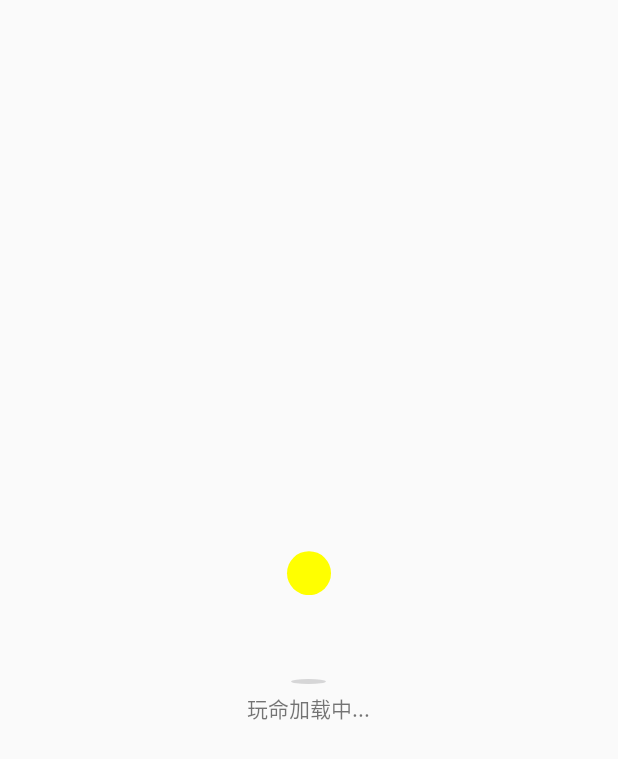
After one commit to sankemao/CustomView, an Android app: the ElemeLoadingViewActivity screen opened directly, with no data from a screen before it, on a phone screen of 412 x 824 dp. The commit adds this screen. Shown: the top 759 px of the screen. Run offline under Robolectric (Android 15) with nearby library versions, the phone set to English and light mode, and no system bars; our stand-ins replace ButterKnife.

Commit message:
LoadingView完成(花束+饿了么)

```diff
--- a/app/src/main/AndroidManifest.xml
+++ b/app/src/main/AndroidManifest.xml
@@ -32,7 +32,7 @@
         </activity>
         <activity android:name=".ui.CircleProgressBarActivity">
         </activity>
-        <activity android:name=".ui.ShapeViewActivity">
+        <activity android:name=".ui.ElemeLoadingViewActivity">
         </activity>
         <activity android:name=".ui.AliLoadingActivity">
         </activity>
--- /dev/null
+++ b/app/src/main/java/com/pronetway/customview/custom/elemeloadingview/LoadingView.java
@@ -0,0 +1,163 @@
+package com.pronetway.customview.custom.elemeloadingview;
+
+import android.animation.Animator;
+import android.animation.AnimatorListenerAdapter;
+import android.animation.AnimatorSet;
+import android.animation.ObjectAnimator;
+import android.content.Context;
+import android.content.res.TypedArray;
+import android.support.annotation.Nullable;
+import android.util.AttributeSet;
+import android.util.TypedValue;
+import android.view.View;
+import android.view.ViewGroup;
+import android.view.ViewParent;
+import android.view.animation.AccelerateInterpolator;
+import android.view.animation.DecelerateInterpolator;
+import android.widget.LinearLayout;
+
+import com.pronetway.customview.R;
+
+
+/**
+ * Description: 饿了么加载数据动画
+ * Create Time:2017/12/31.16:48
+ * Author:jin
+ * Email:210980059@qq.com
+ */
+public class LoadingView extends LinearLayout {
+
+    private View mShadowView;
+    private ShapeView mShapeView;
+    private int mShapeViewDistance;
+    private final long ANIMATOR_DURATION = 350;
+    private boolean isStopAnimator = false;
+
+    public LoadingView(Context context) {
+        this(context, null);
+    }
+
+    public LoadingView(Context context, @Nullable AttributeSet attrs) {
+        this(context, attrs, 0);
+    }
+
+    public LoadingView(Context context, @Nullable AttributeSet attrs, int defStyleAttr) {
+        super(context, attrs, defStyleAttr);
+
+        initLayout();
+    }
+
+    /**
+     * 初始化加载布局
+     */
+    private void initLayout() {
+        mShapeViewDistance = dp2px(80);
+
+        inflate(getContext(), R.layout.eleme_ui_loading_view, this);
+        mShadowView = findViewById(R.id.shadow_view);
+        mShapeView = (ShapeView) findViewById(R.id.shape_view);
+
+        post(new Runnable() {
+            @Override
+            public void run() {
+                startFailAnimator();
+            }
+        });
+    }
+
+    private int dp2px(int dip) {
+        return (int) TypedValue.applyDimension(TypedValue.COMPLEX_UNIT_DIP, dip, getResources().getDisplayMetrics());
+    }
+
+    /**
+     * 开始下落
+     */
+    private void startFailAnimator() {
+        if (isStopAnimator) {
+            return;
+        }
+        ObjectAnimator shapeViewAnimator = ObjectAnimator.ofFloat(mShapeView, "translationY", 0, mShapeViewDistance);
+        ObjectAnimator shadowViewAnimator = ObjectAnimator.ofFloat(mShadowView, "scaleX", 1, 0.3f);
+
+        AnimatorSet set = new AnimatorSet();
+        set.setDuration(ANIMATOR_DURATION);
+        set.setInterpolator(new AccelerateInterpolator());
+        set.playTogether(shadowViewAnimator, shapeViewAnimator);
+        set.addListener(new AnimatorListenerAdapter() {
+            @Override
+            public void onAnimationEnd(Animator animation) {
+                //改变形状
+                mShapeView.exChange();
+                //下落玩上抛, 监听动画执行完毕
+                startUpAnimator();
+            }
+        });
+        set.start();
+    }
+
+    /**
+     * 上抛动画
+     */
+    private void startUpAnimator() {
+        if (isStopAnimator) {
+            return;
+        }
+        ObjectAnimator shapeViewAnimator = ObjectAnimator.ofFloat(mShapeView, "translationY", mShapeViewDistance, 0);
+        ObjectAnimator shadowViewAnimator = ObjectAnimator.ofFloat(mShadowView, "scaleX", 0.3f, 1f);
+        ObjectAnimator rotationAnimator = getRotationAnimator();
+
+        AnimatorSet set = new AnimatorSet();
+        set.setInterpolator(new DecelerateInterpolator());
+        set.setDuration(ANIMATOR_DURATION);
+        set.playTogether(shadowViewAnimator, shapeViewAnimator, rotationAnimator);
+        set.addListener(new AnimatorListenerAdapter() {
+            @Override
+            public void onAnimationEnd(Animator animation) {
+                //下落玩上抛, 监听动画执行完毕
+                startFailAnimator();
+            }
+        });
+        set.start();
+    }
+
+    /**
+     * shapeView的旋转动画
+     */
+    private ObjectAnimator getRotationAnimator() {
+        ObjectAnimator rotationAnimator = null;
+        switch (mShapeView.getCurrentShape()) {
+            case Circle:
+            case Square:
+                rotationAnimator = ObjectAnimator.ofFloat(mShapeView, "rotation", 0, 180);
+                break;
+            case Triangle:
+                rotationAnimator = ObjectAnimator.ofFloat(mShapeView, "rotation", 0, -120);
+                break;
+            default:
+                break;
+        }
+        rotationAnimator.setDuration(ANIMATOR_DURATION);
+        rotationAnimator.setInterpolator(new DecelerateInterpolator());
+        return rotationAnimator;
+    }
+
+    /**
+     * 性能优化
+     */
+    @Override
+    public void setVisibility(int visibility) {
+        super.setVisibility(View.GONE);//不会再走测量摆放等方法
+        //清除动画
+        mShadowView.clearAnimation();
+        mShapeView.clearAnimation();
+
+        //从父布局移除
+        ViewGroup parent = (ViewGroup) getParent();
+        if (parent != null) {
+            parent.removeView(this);//从父布局移除
+            removeAllViews();//移除自己所有的View.
+        }
+
+        isStopAnimator = true;
+    }
+}
--- a/app/src/main/java/com/pronetway/customview/custom/ShapeView.java
+++ b/app/src/main/java/com/pronetway/customview/custom/elemeloadingview/ShapeView.java
@@ -1,4 +1,4 @@
-package com.pronetway.customview.custom;
+package com.pronetway.customview.custom.elemeloadingview;
 
 import android.content.Context;
 import android.graphics.Canvas;
@@ -95,4 +95,11 @@ public class ShapeView extends View {
     public enum Shape {
         Circle, Square, Triangle
     }
+
+    /**
+     * 获取当前的形状
+     */
+    public Shape getCurrentShape() {
+        return mCurrentShape;
+    }
 }
--- a/app/src/main/java/com/pronetway/customview/custom/loading/CircleView.java
+++ b/app/src/main/java/com/pronetway/customview/custom/huashuloadingview/CircleView.java
@@ -1,4 +1,4 @@
-package com.pronetway.customview.custom.loading;
+package com.pronetway.customview.custom.huashuloadingview;
 
 import android.content.Context;
 import android.graphics.Canvas;
@@ -35,7 +35,7 @@ public class CircleView extends View {
 
     @Override
     protected void onDraw(Canvas canvas) {
-        super.onDraw(canvas);
+        //画背景圆形
         int x = getWidth() / 2;
         int y = getHeight() / 2;
         canvas.drawCircle(x, y, x, mPaint);
--- a/app/src/main/java/com/pronetway/customview/ui/CustomViewsActivity.java
+++ b/app/src/main/java/com/pronetway/customview/ui/CustomViewsActivity.java
@@ -33,7 +33,7 @@ public class CustomViewsActivity extends AppCompatActivity {
                 startActivity(new Intent(this, CircleProgressBarActivity.class));
                 break;
             case R.id.btn_shape_view:
-                startActivity(new Intent(this, ShapeViewActivity.class));
+                startActivity(new Intent(this, ElemeLoadingViewActivity.class));
                 break;
             case R.id.btn_ali_loading_view:
                 startActivity(new Intent(this, AliLoadingActivity.class));
--- /dev/null
+++ b/app/src/main/java/com/pronetway/customview/ui/ElemeLoadingViewActivity.java
@@ -0,0 +1,26 @@
+package com.pronetway.customview.ui;
+
+import android.os.Bundle;
+import android.support.v7.app.AppCompatActivity;
+
+import com.pronetway.customview.R;
+import com.pronetway.customview.custom.elemeloadingview.ShapeView;
+
+import butterknife.Bind;
+import butterknife.ButterKnife;
+
+public class ElemeLoadingViewActivity extends AppCompatActivity {
+
+//    @Bind(R.id.shape_view)
+//    ShapeView mShapeView;
+
+    private boolean flag = true;
+
+    @Override
+    protected void onCreate(Bundle savedInstanceState) {
+        super.onCreate(savedInstanceState);
+        setContentView(R.layout.activity_shape_view);
+        ButterKnife.bind(this);
+    }
+
+}
--- /dev/null
+++ b/app/src/main/res/drawable/loading_shadow_bg.xml
@@ -0,0 +1,8 @@
+<?xml version="1.0" encoding="utf-8"?>
+<shape xmlns:android="http://schemas.android.com/apk/res/android"
+    android:shape="oval">
+
+    <solid
+        android:color="@color/black"/>
+
+</shape>
--- a/app/src/main/res/layout/activity_shape_view.xml
+++ b/app/src/main/res/layout/activity_shape_view.xml
@@ -6,10 +6,11 @@
     android:layout_width="match_parent"
     android:layout_height="match_parent">
 
-    <com.pronetway.customview.custom.ShapeView
-        android:id="@+id/shape_view"
-        android:layout_marginTop="20dp"
-        android:layout_width="30dp"
-        android:layout_height="30dp"/>
+    <com.pronetway.customview.custom.elemeloadingview.LoadingView
+        android:id="@+id/loading_view"
+        android:layout_width="match_parent"
+        android:layout_height="match_parent">
+
+    </com.pronetway.customview.custom.elemeloadingview.LoadingView>
 
 </LinearLayout>
--- /dev/null
+++ b/app/src/main/res/layout/eleme_ui_loading_view.xml
@@ -0,0 +1,24 @@
+<?xml version="1.0" encoding="utf-8"?>
+<LinearLayout xmlns:android="http://schemas.android.com/apk/res/android"
+              android:gravity="center"
+              android:orientation="vertical"
+              android:layout_width="match_parent"
+              android:layout_height="match_parent">
+    <com.pronetway.customview.custom.elemeloadingview.ShapeView
+        android:id="@+id/shape_view"
+        android:layout_marginBottom="82dp"
+        android:layout_width="30dp"
+        android:layout_height="30dp"/>
+
+    <View
+        android:id="@+id/shadow_view"
+        android:background="@drawable/loading_shadow_bg"
+        android:layout_width="30dp"
+        android:layout_height="3dp"/>
+
+    <TextView
+        android:layout_marginTop="5dp"
+        android:text="玩命加载中..."
+        android:layout_width="wrap_content"
+        android:layout_height="wrap_content"/>
+</LinearLayout>
```
Also changed, not shown: app/src/main/java/com/pronetway/customview/custom/huashuloadingview/LoadingView.java (added, +138 -0 lines), app/src/main/java/com/pronetway/customview/custom/loading/LoadingView.java (deleted, +0 -26 lines), app/src/main/java/com/pronetway/customview/ui/ShapeViewActivity.java (deleted, +0 -57 lines).
